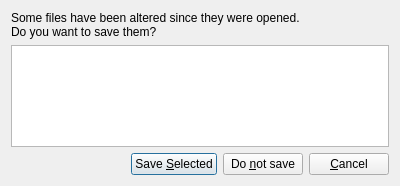
prymatex/prymatex, file src/prymatex/gui/ui_files/multiclose.ui: the form before one commit.
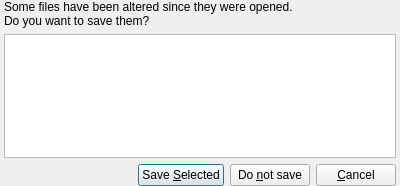
The form after the commit. Icons and pictures are not drawn.

Patch:
```diff
--- a/src/prymatex/gui/ui_files/multiclose.ui
+++ b/src/prymatex/gui/ui_files/multiclose.ui
@@ -14,6 +14,18 @@
    <string>Close Multiple Files</string>
   </property>
   <layout class="QVBoxLayout" name="verticalLayout">
+   <property name="leftMargin">
+    <number>4</number>
+   </property>
+   <property name="topMargin">
+    <number>0</number>
+   </property>
+   <property name="rightMargin">
+    <number>4</number>
+   </property>
+   <property name="bottomMargin">
+    <number>0</number>
+   </property>
    <item>
     <widget class="QLabel" name="label">
      <property name="text">
```
Left out of the diff: 16 changed lines with no effect on the pictures.
